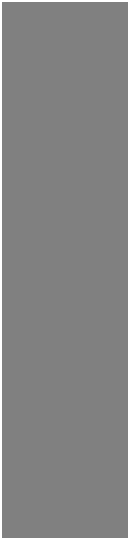
Qt form mesgbox.ui (taiyuankejizhu/SparkZNC) before a commit.
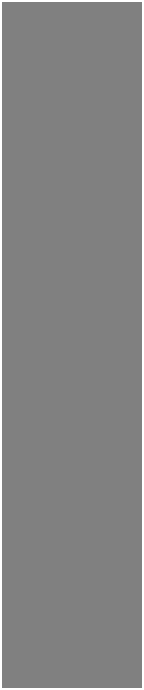
The same form after that commit.

```diff
--- a/mesgbox.ui
+++ b/mesgbox.ui
@@ -6,8 +6,8 @@
    <rect>
     <x>0</x>
     <y>0</y>
-    <width>130</width>
-    <height>540</height>
+    <width>144</width>
+    <height>690</height>
    </rect>
   </property>
   <property name="minimumSize">
@@ -439,8 +439,8 @@
     <rect>
      <x>0</x>
      <y>0</y>
-     <width>130</width>
-     <height>540</height>
+     <width>144</width>
+     <height>690</height>
     </rect>
    </property>
    <property name="minimumSize">
@@ -451,8 +451,8 @@
    </property>
    <property name="maximumSize">
     <size>
-     <width>130</width>
-     <height>540</height>
+     <width>160</width>
+     <height>800</height>
     </size>
    </property>
    <property name="frameShape">
@@ -466,8 +466,8 @@
      <rect>
       <x>0</x>
       <y>0</y>
-      <width>131</width>
-      <height>541</height>
+      <width>141</width>
+      <height>691</height>
      </rect>
     </property>
     <layout class="QVBoxLayout" name="verticalLayout">
@@ -481,7 +481,7 @@
       <number>5</number>
      </property>
      <property name="rightMargin">
-      <number>5</number>
+      <number>3</number>
      </property>
      <property name="bottomMargin">
       <number>3</number>
```
